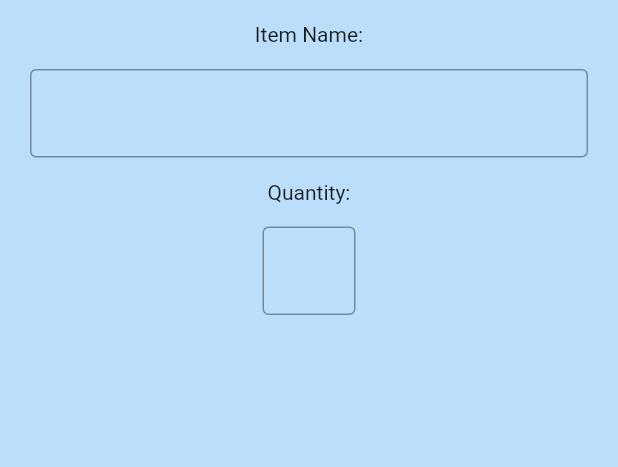
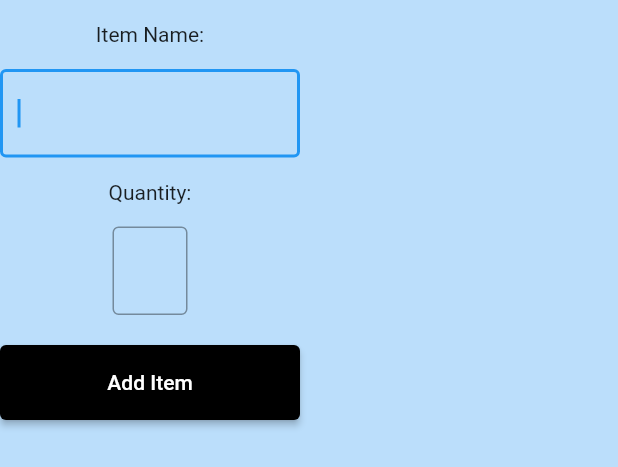
Before and after one commit to rammne/olopsc-thesis-flutter-firebase-admin, a Flutter app: the AddItemForm widget shown alone on an empty page, opened directly, on a phone screen of 412 x 824 dp. Shown: the top 467 px of the screen. Run offline on Flutter 3.47's test engine with Material 2 defaults, Android fonts, the phone set to English and light mode, and no system bars; our stand-ins replace cloud_firestore, firebase_auth, firebase_core; accounts and stored records are empty.

Commit message:
design update

```diff
--- a/lib/views/add_item_form.dart
+++ b/lib/views/add_item_form.dart
@@ -14,7 +14,8 @@ class _AddItemFormState extends State<AddItemForm> {
   int itemStocks = 0;
   @override
   Widget build(BuildContext context) {
-    return Form(
+    return SingleChildScrollView(
+      child: Form(
         key: _formKey,
         child: Column(
           children: [
@@ -25,9 +26,10 @@ class _AddItemFormState extends State<AddItemForm> {
             SizedBox(
               height: 15,
             ),
-          Padding(
-            padding: const EdgeInsets.symmetric(horizontal: 20),
+            SizedBox(
+              width: 200,
               child: TextFormField(
+                autofocus: true,
                 validator: (value) => value!.isNotEmpty ? null : '',
                 decoration: InputDecoration(border: OutlineInputBorder()),
                 onChanged: (value) {
@@ -57,8 +59,8 @@ class _AddItemFormState extends State<AddItemForm> {
             SizedBox(
               height: 15,
             ),
-          Padding(
-            padding: const EdgeInsets.symmetric(horizontal: 175),
+            SizedBox(
+              width: 50,
               child: TextFormField(
                 decoration: InputDecoration(
                   border: OutlineInputBorder(),
@@ -87,7 +89,32 @@ class _AddItemFormState extends State<AddItemForm> {
                 },
               ),
             ),
+            SizedBox(
+              height: 20,
+            ),
+            ElevatedButton(
+              style: ButtonStyle(
+                  fixedSize:
+                      MaterialStateProperty.resolveWith((_) => Size(200, 50)),
+                  backgroundColor:
+                      MaterialStateColor.resolveWith((_) => Colors.black)),
+              onPressed: () async {
+                if (_formKey.currentState!.validate() &&
+                    (itemName != '' && itemName != null) &&
+                    (itemStocks != '' && itemStocks != null)) {
+                  Navigator.pop(context);
+                  await FirebaseFirestore.instance.collection('items').add({
+                    'item_name': itemName,
+                    'item_stocks': itemStocks,
+                    'available_items': null,
+                    'remarks': null,
+                  });
+                }
+              },
+              child: Text('Add Item'),
+            ),
           ],
+        ),
       ),
     );
   }
```
Also changed, not shown: lib/views/accepted_requests.dart (+11 -21 lines), lib/views/item_list.dart (+4 -5 lines), lib/views/request_form.dart (+10 -5 lines), lib/views/requests_page.dart (+4 -4 lines), lib/views/responsive_views/desktop_view.dart (+6 -6 lines). Lines whose indentation alone changed are shown as unchanged.
